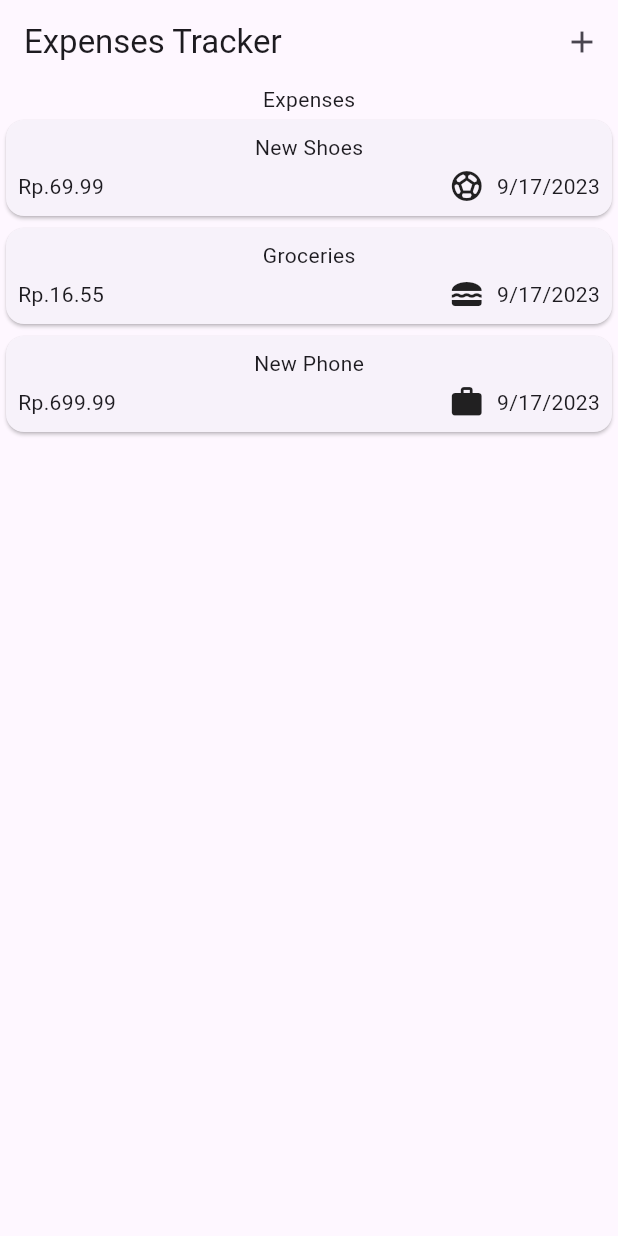
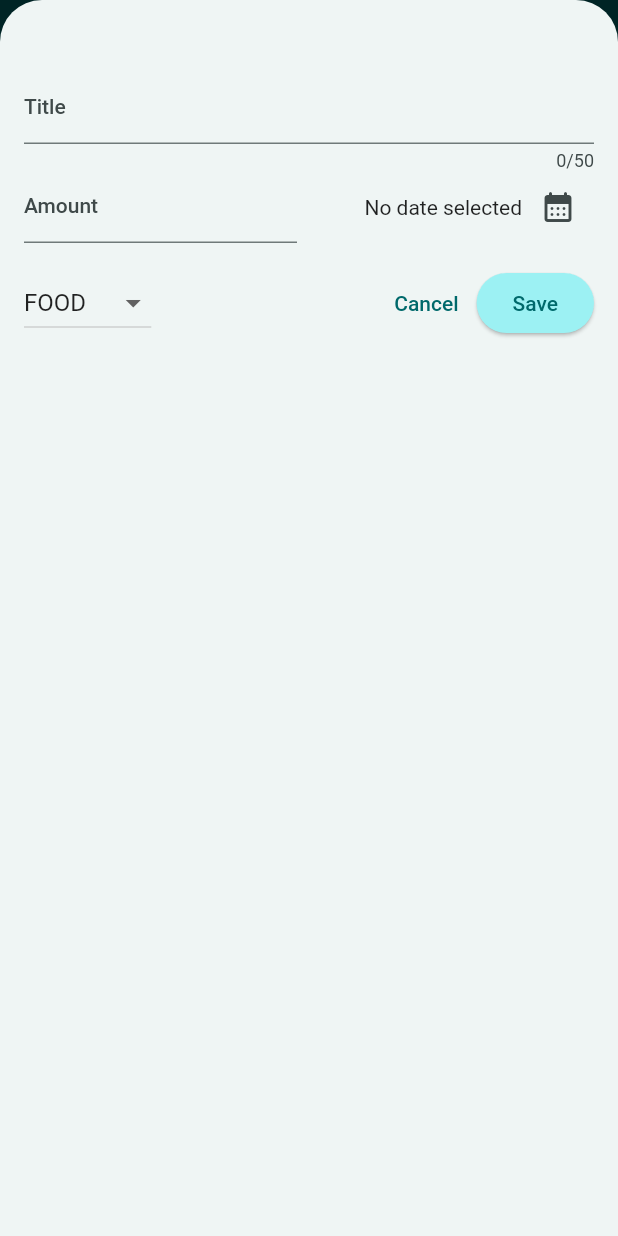
Before and after one commit to andrejustinnn/expense_tracker, a Flutter app: the screen it shows after launch, after a tap on the "add" icon, on a phone screen of 412 x 824 dp. Run offline on Flutter 3.47's test engine with Material 2 defaults, Android fonts, the phone set to English and light mode, and no system bars.

Commit message:
expense tracker final

```diff
--- a/lib/main.dart
+++ b/lib/main.dart
@@ -1,7 +1,73 @@
 import 'package:expense_tracker/widgets/expenses.dart';
 import 'package:flutter/material.dart';
 
+// k untuk menandakan variabel adalah global.
+var kColorScheme =
+    ColorScheme.fromSeed(seedColor: const Color.fromARGB(255, 206, 229, 229));
+
+var kDarkColorScheme = ColorScheme.fromSeed(
+    brightness: Brightness
+        .dark, // ini buat optimize agar shade yang di buat gelap bukan terang.
+    seedColor: const Color.fromARGB(255, 46, 61, 61));
 void main() {
-  runApp(MaterialApp(
-      theme: ThemeData(useMaterial3: true), home: const Expenses()));
+  runApp(
+    MaterialApp(
+      darkTheme: ThemeData.dark().copyWith(
+        useMaterial3: true,
+        colorScheme: kDarkColorScheme,
+        appBarTheme: const AppBarTheme().copyWith(
+          backgroundColor: kDarkColorScheme.onPrimaryContainer,
+          foregroundColor: kDarkColorScheme.primaryContainer,
+        ),
+        cardTheme: const CardTheme().copyWith(
+          color: kDarkColorScheme.secondaryContainer,
+          margin: const EdgeInsets.symmetric(vertical: 8, horizontal: 16),
+        ),
+        elevatedButtonTheme: ElevatedButtonThemeData(
+          style: ElevatedButton.styleFrom(
+            backgroundColor: kDarkColorScheme.primaryContainer,
+            foregroundColor: kDarkColorScheme.onPrimaryContainer,
+          ),
+        ),
+        textTheme: ThemeData().textTheme.copyWith(
+              // titleLarge: ThemeData().textTheme.titleLarge.copyWith()
+              titleLarge: TextStyle(
+                fontWeight: FontWeight.bold,
+                color: kDarkColorScheme.onSecondaryContainer,
+                fontSize: 14,
+              ),
+            ),
+      ),
+      // theme: ThemeData(useMaterial3: true),
+      theme: ThemeData().copyWith(
+        useMaterial3: true,
+        colorScheme: kColorScheme,
+        appBarTheme: const AppBarTheme().copyWith(
+          backgroundColor: kColorScheme.onPrimaryContainer,
+          foregroundColor: kColorScheme.primaryContainer,
+        ),
+        cardTheme: const CardTheme().copyWith(
+          color: kColorScheme.secondaryContainer,
+          margin: const EdgeInsets.symmetric(vertical: 8, horizontal: 16),
+        ),
+        elevatedButtonTheme: ElevatedButtonThemeData(
+          style: ElevatedButton.styleFrom(
+            backgroundColor: kColorScheme.primaryContainer,
+          ),
+        ),
+        textTheme: ThemeData().textTheme.copyWith(
+              // titleLarge: ThemeData().textTheme.titleLarge.copyWith(),
+              titleLarge: TextStyle(
+                fontWeight: FontWeight.bold,
+                color: kColorScheme.onSecondaryContainer,
+                fontSize: 14,
+              ),
+            ),
+        // scaffoldBackgroundColor: Color.fromARGB(255, 229, 227, 206),
+      ),
+      //kontrol tema
+      themeMode: ThemeMode.system,
+      home: const Expenses(),
+    ),
+  );
 }
--- a/lib/models/expense.dart
+++ b/lib/models/expense.dart
@@ -33,3 +33,28 @@ class Expense {
     return formatter.format(date);
   }
 }
+
+class ExpenseBucket {
+  const ExpenseBucket({required this.category, required this.expenses});
+
+  // ini semacam buat EdgeInset.all() etc.
+  ExpenseBucket.forCategory(List<Expense> allExpense, this.category)
+      // dimana expenses difilter berdasarkan kategori
+      : expenses = allExpense
+            .where((expense) => expense.category == category)
+            .toList();
+
+  final Category category;
+  final List<Expense> expenses;
+
+  // semacam helper
+  double get totalExpenses {
+    double sum = 0;
+
+    for (final expense in expenses) {
+      sum += expense.amount;
+    }
+
+    return sum;
+  }
+}
--- /dev/null
+++ b/lib/widgets/chart/chart.dart
@@ -0,0 +1,96 @@
+import 'package:flutter/material.dart';
+
+import 'package:expense_tracker/widgets/chart/chart_bar.dart';
+import 'package:expense_tracker/models/expense.dart';
+
+class Chart extends StatelessWidget {
+  const Chart({super.key, required this.expenses});
+
+  final List<Expense> expenses;
+
+  List<ExpenseBucket> get buckets {
+    return [
+      ExpenseBucket.forCategory(expenses, Category.food),
+      ExpenseBucket.forCategory(expenses, Category.leisure),
+      ExpenseBucket.forCategory(expenses, Category.travel),
+      ExpenseBucket.forCategory(expenses, Category.work),
+    ];
+  }
+
+  double get maxTotalExpense {
+    double maxTotalExpense = 0;
+
+    for (final bucket in buckets) {
+      if (bucket.totalExpenses > maxTotalExpense) {
+        maxTotalExpense = bucket.totalExpenses;
+      }
+    }
+
+    return maxTotalExpense;
+  }
+
+  @override
+  Widget build(BuildContext context) {
+    final isDarkMode =
+        MediaQuery.of(context).platformBrightness == Brightness.dark;
+    return Container(
+      margin: const EdgeInsets.all(16),
+      padding: const EdgeInsets.symmetric(
+        vertical: 16,
+        horizontal: 8,
+      ),
+      width: double.infinity,
+      height: 180,
+      decoration: BoxDecoration(
+        borderRadius: BorderRadius.circular(8),
+        gradient: LinearGradient(
+          colors: [
+            Theme.of(context).colorScheme.primary.withOpacity(0.3),
+            Theme.of(context).colorScheme.primary.withOpacity(0.0)
+          ],
+          begin: Alignment.bottomCenter,
+          end: Alignment.topCenter,
+        ),
+      ),
+      child: Column(
+        children: [
+          Expanded(
+            child: Row(
+              crossAxisAlignment: CrossAxisAlignment.end,
+              children: [
+                for (final bucket
+                    in buckets) // alternative to map() bisa dipakai klo []
+                  ChartBar(
+                    fill: bucket.totalExpenses == 0
+                        ? 0
+                        : bucket.totalExpenses / maxTotalExpense,
+                  )
+              ],
+            ),
+          ),
+          const SizedBox(height: 12),
+          Row(
+            children: buckets
+                .map(
+                  (bucket) => Expanded(
+                    child: Padding(
+                      padding: const EdgeInsets.symmetric(horizontal: 4),
+                      child: Icon(
+                        categoryIcons[bucket.category],
+                        color: isDarkMode
+                            ? Theme.of(context).colorScheme.secondary
+                            : Theme.of(context)
+                                .colorScheme
+                                .primary
+                                .withOpacity(0.7),
+                      ),
+                    ),
+                  ),
+                )
+                .toList(),
+          )
+        ],
+      ),
+    );
+  }
+}
--- /dev/null
+++ b/lib/widgets/chart/chart_bar.dart
@@ -0,0 +1,34 @@
+import 'package:flutter/material.dart';
+
+class ChartBar extends StatelessWidget {
+  const ChartBar({
+    super.key,
+    required this.fill,
+  });
+
+  final double fill;
+
+  @override
+  Widget build(BuildContext context) {
+    final isDarkMode =
+        MediaQuery.of(context).platformBrightness == Brightness.dark;
+    return Expanded(
+      child: Padding(
+        padding: const EdgeInsets.symmetric(horizontal: 4),
+        child: FractionallySizedBox(
+          heightFactor: fill,
+          child: DecoratedBox(
+            decoration: BoxDecoration(
+              shape: BoxShape.rectangle,
+              borderRadius:
+                  const BorderRadius.vertical(top: Radius.circular(8)),
+              color: isDarkMode
+                  ? Theme.of(context).colorScheme.secondary
+                  : Theme.of(context).colorScheme.primary.withOpacity(0.65),
+            ),
+          ),
+        ),
+      ),
+    );
+  }
+}
--- a/lib/widgets/expenses.dart
+++ b/lib/widgets/expenses.dart
@@ -1,5 +1,7 @@
+import 'package:expense_tracker/widgets/chart/chart.dart';
 import 'package:expense_tracker/widgets/expenses_list/expenses_list.dart';
 import 'package:expense_tracker/models/expense.dart';
+import 'package:expense_tracker/widgets/new_expense.dart';
 import 'package:flutter/material.dart';
 
 class Expenses extends StatefulWidget {
@@ -26,17 +28,69 @@ class _ExpensesState extends State<Expenses> {
         date: DateTime.now(),
         category: Category.work),
   ];
+
+  void _openAddModal() {
+    showModalBottomSheet(
+      isScrollControlled: true,
+      context: context,
+      builder: (ctx) => NewExpense(onAddExpense: _addExpense),
+    );
+  }
+
+  void _addExpense(Expense expense) {
+    setState(() {
+      _registeredExpenses.add(expense);
+    });
+  }
+
+  void _removeExpense(Expense expense) {
+    // get index expenes yang di remove
+    final expenseIndex = _registeredExpenses.indexOf(expense);
+    setState(() {
+      _registeredExpenses.remove(expense);
+    });
+    ScaffoldMessenger.of(context).clearSnackBars();
+    ScaffoldMessenger.of(context).showSnackBar(
+      SnackBar(
+        duration: const Duration(seconds: 3),
+        content: const Text('Expense deleted'),
+        action: SnackBarAction(
+          label: 'Undo',
+          onPressed: () {
+            setState(() {
+              // pakai insert insead on add karena add hanya tambahkan langsung tidak menambahkan ke index spesifik.
+              _registeredExpenses.insert(expenseIndex, expense);
+            });
+          },
+        ),
+      ),
+    );
+  }
+
   @override
   Widget build(BuildContext context) {
+    Widget mainContent = const Center(
+      child: Text('No expenses found, Start adding some!'),
+    );
+
+    if (_registeredExpenses.isNotEmpty) {
+      mainContent = ExpensesList(
+        expenses: _registeredExpenses,
+        onRemoveExpense: _removeExpense,
+      );
+    }
+
     return Scaffold(
       appBar: AppBar(
         title: const Text('Expenses Tracker'),
-        actions: [IconButton(onPressed: () {}, icon: Icon(Icons.add))],
+        actions: [
+          IconButton(onPressed: _openAddModal, icon: const Icon(Icons.add))
+        ],
       ),
       body: Column(
         children: [
-          const Text('Expenses'),
-          Expanded(child: ExpensesList(expenses: _registeredExpenses))
+          Chart(expenses: _registeredExpenses),
+          Expanded(child: mainContent),
         ],
       ),
     );
--- a/lib/widgets/expenses_list/expense_item.dart
+++ b/lib/widgets/expenses_list/expense_item.dart
@@ -9,12 +9,16 @@ class ExpenseItem extends StatelessWidget {
   Widget build(BuildContext context) {
     return Card(
       child: Padding(
-        padding: const EdgeInsets.all(8.0),
+        padding: const EdgeInsets.symmetric(horizontal: 16, vertical: 8),
         child: Column(
+          crossAxisAlignment: CrossAxisAlignment.start,
           children: [
-            Text(expense.title),
+            Text(
+              expense.title,
+              style: Theme.of(context).textTheme.titleLarge,
+            ),
             const SizedBox(
-              height: 4,
+              height: 8,
             ),
             Row(
               children: [
--- a/lib/widgets/expenses_list/expenses_list.dart
+++ b/lib/widgets/expenses_list/expenses_list.dart
@@ -3,15 +3,33 @@ import 'package:expense_tracker/widgets/expenses_list/expense_item.dart';
 import 'package:flutter/material.dart';
 
 class ExpensesList extends StatelessWidget {
-  const ExpensesList({super.key, required this.expenses});
+  const ExpensesList({
+    super.key,
+    required this.expenses,
+    required this.onRemoveExpense,
+  });
 
   final List<Expense> expenses;
+  final void Function(Expense expense) onRemoveExpense;
   @override
   Widget build(BuildContext context) {
     // column ga efektif kalau list datanya banyak, karena saat column di execute akan render behind the scene jadi lemot
     // pakai builder untuk menampilkan list yang di load ketika atau akan terlihat
     return ListView.builder(
         itemCount: expenses.length,
-        itemBuilder: (ctx, index) => ExpenseItem(expenses[index]));
+        itemBuilder: (ctx, index) => Dismissible(
+            onDismissed: (direction) {
+              onRemoveExpense(expenses[index]);
+            },
+            key: ValueKey(expenses[index]),
+            background: Container(
+              color: Theme.of(context).colorScheme.error.withOpacity(0.75),
+              // margin: Theme.of(context).cardTheme.margin,
+              margin: EdgeInsets.symmetric(
+                horizontal: Theme.of(context).cardTheme.margin!.horizontal,
+                vertical: Theme.of(context).cardTheme.margin!.vertical,
+              ),
+            ),
+            child: ExpenseItem(expenses[index])));
   }
 }
--- /dev/null
+++ b/lib/widgets/new_expense.dart
@@ -0,0 +1,168 @@
+import 'package:flutter/material.dart';
+import 'package:expense_tracker/models/expense.dart'; //lgsg akan memanggil semua import yang ada di expense.dart
+// import 'package:intl/intl.dart';
+
+// final formatter = DateFormat.yMd();
+
+class NewExpense extends StatefulWidget {
+  const NewExpense({super.key, required this.onAddExpense});
+
+  final void Function(Expense expense) onAddExpense;
+
+  @override
+  State<NewExpense> createState() => _NewExpenseState();
+}
+
+class _NewExpenseState extends State<NewExpense> {
+  // var _enteredTitle = '';
+  // void _saveTitleInput(String inputValue) {
+  //   _enteredTitle = inputValue;
+  // }
+  final _titleController = TextEditingController();
+  final _amountController = TextEditingController();
+  DateTime? _selectedDate;
+  Category _selectedCategory = Category.food;
+
+  void _presentDatePicker() async {
+    final now = DateTime.now();
+    final firstDate = DateTime(now.year - 1, now.month, now.day);
+    final pickedDate = await showDatePicker(
+      context: context,
+      initialDate: now,
+      firstDate: firstDate,
+      lastDate: now,
+    );
+
+    setState(() {
+      _selectedDate = pickedDate;
+    });
+    // .then((value) => null);
+    // line ini akan diexecute saat picked date sudah memiliki value
+  }
+
+  void _submitExpenseData() {
+    final enteredAmount = double.tryParse(_amountController.text);
+    final amountIsInvalid = enteredAmount == null || enteredAmount <= 0;
+    if (_titleController.text.trim().isEmpty ||
+        amountIsInvalid ||
+        _selectedDate == null) {
+      showDialog(
+        context: context,
+        builder: (ctx) => AlertDialog(
+          title: const Text('Invalid Input'),
+          content: const Text(
+            'Please make sure a valid title, amount and date was entered.',
+          ),
+          actions: [
+            TextButton(
+              onPressed: () {
+                Navigator.pop(ctx);
+              },
+              child: const Text('Okay'),
+            )
+          ],
+        ),
+      );
+      return;
+    }
+    widget.onAddExpense(Expense(
+        title: _titleController.text,
+        amount: enteredAmount,
+        date: _selectedDate!,
+        category: _selectedCategory));
+    Navigator.pop(context);
+  }
+
+  @override
+  void dispose() {
+    // sama ky initState tp ini bakal delete kalau uinya tidak menampilkan class ini
+    _titleController.dispose();
+    _amountController.dispose();
+    super.dispose();
+  }
+
+  @override
+  Widget build(BuildContext context) {
+    return Padding(
+        padding: const EdgeInsets.fromLTRB(16, 48, 16, 16),
+        child: Column(
+          children: [
+            TextField(
+              // onChanged: _saveTitleInput,
+              controller: _titleController,
+              maxLength: 50,
+              decoration: const InputDecoration(label: Text('Title')),
+            ),
+            // kalau pakai row sebaiknya ada expanded sebelum ada widget yang lain selain textfield dalam row langsung atau
+            // row dalam row
+            // kecuali dalam satu row hanya punya 1 textfield, jadi gaperlu pakai expanded lagi, tapi karena 1 row ada banyak children maka harus pake expanded biar ga error
+            Row(
+              children: [
+                Expanded(
+                  child: TextField(
+                    // onChanged: _saveTitleInput,
+                    controller: _amountController,
+                    keyboardType: TextInputType.number,
+                    decoration: const InputDecoration(
+                        prefixText: 'Rp.', label: Text('Amount')),
+                  ),
+                ),
+                const SizedBox(
+                  width: 16,
+                ),
+                Expanded(
+                  child: Row(
+                    mainAxisAlignment: MainAxisAlignment.end,
+                    crossAxisAlignment: CrossAxisAlignment.center,
+                    children: [
+                      Text(_selectedDate == null
+                          ? 'No date selected'
+                          : formatter.format(_selectedDate!)),
+                      IconButton(
+                        onPressed: _presentDatePicker,
+                        icon: const Icon(
+                          Icons.calendar_month_rounded,
+                        ),
+                      ),
+                    ],
+                  ),
+                ),
+              ],
+            ),
+            const SizedBox(
+              height: 16,
+            ),
+            Row(
+              children: [
+                DropdownButton(
+                  value: _selectedCategory,
+                  items: Category.values
+                      .map((category) => DropdownMenuItem(
+                            value: category,
+                            child: Text(
+                                category.name.toUpperCase()), // bisa toString
+                          ))
+                      .toList(),
+                  onChanged: (value) {
+                    if (value == null) {
+                      return;
+                    }
+                    setState(() {
+                      _selectedCategory = value;
+                    });
+                  },
+                ),
+                const Spacer(), // semacam justify content between
+                TextButton(
+                    onPressed: () {
+                      Navigator.pop(context);
+                    },
+                    child: const Text('Cancel')),
+                ElevatedButton(
+                    onPressed: _submitExpenseData, child: const Text('Save'))
+              ],
+            )
+          ],
+        ));
+  }
+}
```
